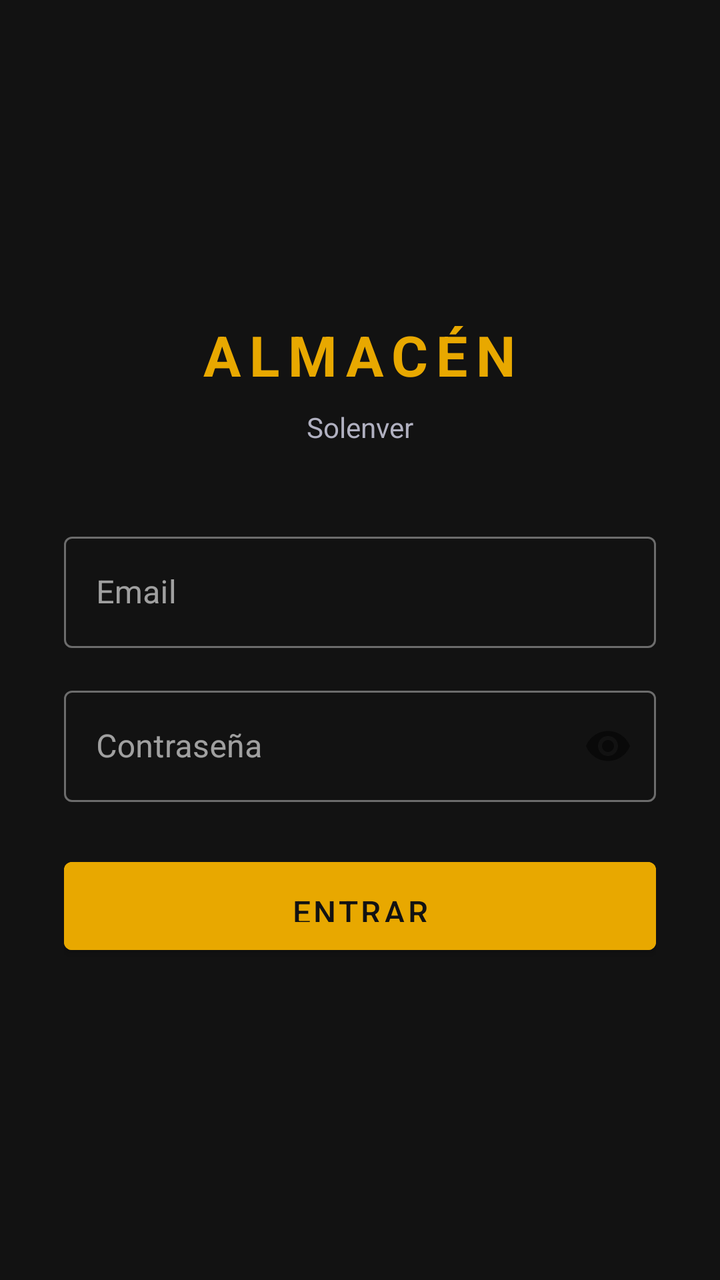
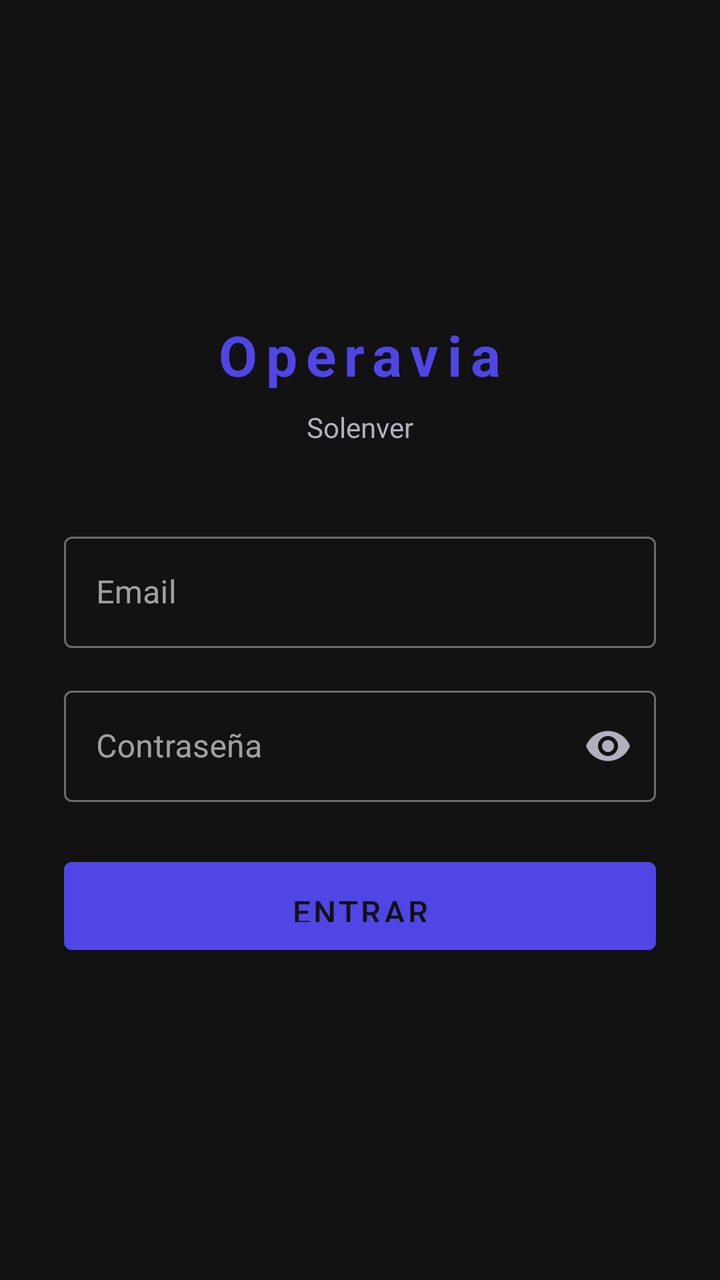

Before-and-after screenshots of an Android layout around one commit, followed by the original layout XML and the change that was made.
<!-- AndroidManifest.xml: application theme Theme.AlmacenPDA -->
<!-- res/layout/activity_login.xml -->
<?xml version="1.0" encoding="utf-8"?>
<LinearLayout xmlns:android="http://schemas.android.com/apk/res/android"
    android:layout_width="match_parent" android:layout_height="match_parent"
    android:background="@color/bg_dark"
    android:gravity="center" android:orientation="vertical" android:padding="32dp">

    <TextView android:layout_width="wrap_content" android:layout_height="wrap_content"
        android:text="ALMACÉN" android:textColor="@color/accent"
        android:textSize="28sp" android:textStyle="bold" android:letterSpacing="0.15"
        android:layout_marginBottom="8dp"/>

    <TextView android:layout_width="wrap_content" android:layout_height="wrap_content"
        android:text="Solenver" android:textColor="@color/text_secondary"
        android:textSize="14sp" android:layout_marginBottom="40dp"/>

    <com.google.android.material.textfield.TextInputLayout
        android:layout_width="match_parent" android:layout_height="wrap_content"
        android:hint="Email"
        style="@style/Widget.MaterialComponents.TextInputLayout.OutlinedBox"
        android:layout_marginBottom="16dp">
        <com.google.android.material.textfield.TextInputEditText
            android:id="@+id/etEmail"
            android:layout_width="match_parent" android:layout_height="wrap_content"
            android:inputType="textEmailAddress"
            android:textColor="@color/text_primary" android:textSize="16sp"/>
    </com.google.android.material.textfield.TextInputLayout>

    <com.google.android.material.textfield.TextInputLayout
        android:layout_width="match_parent" android:layout_height="wrap_content"
        android:hint="Contraseña"
        style="@style/Widget.MaterialComponents.TextInputLayout.OutlinedBox"
        app:passwordToggleEnabled="true"
        android:layout_marginBottom="24dp"
        xmlns:app="http://schemas.android.com/apk/res-auto">
        <com.google.android.material.textfield.TextInputEditText
            android:id="@+id/etPassword"
            android:layout_width="match_parent" android:layout_height="wrap_content"
            android:inputType="textPassword"
            android:textColor="@color/text_primary" android:textSize="16sp"/>
    </com.google.android.material.textfield.TextInputLayout>

    <Button android:id="@+id/btnLogin"
        android:layout_width="match_parent" android:layout_height="56dp"
        android:text="ENTRAR" style="@style/BtnPrimary"/>

    <ProgressBar android:id="@+id/progressBar"
        android:layout_width="wrap_content" android:layout_height="wrap_content"
        android:layout_marginTop="16dp" android:visibility="gone"
        android:indeterminateTint="@color/accent"/>
</LinearLayout>
<!-- resources referenced by this layout -->
<resources>
  <color name="accent">#E8A800</color>
  <color name="bg_dark">#121212</color>
  <color name="text_primary">#FFFFFF</color>
  <color name="text_secondary">#B0B0C0</color>
  <style name="BtnPrimary" parent="Widget.MaterialComponents.Button">
          <item name="android:backgroundTint">@color/accent</item>
          <item name="android:textColor">@color/bg_dark</item>
          <item name="android:textSize">16sp</item>
          <item name="android:paddingTop">14dp</item>
          <item name="android:paddingBottom">14dp</item>
      </style>
  <style name="Theme.AlmacenPDA" parent="Theme.MaterialComponents.DayNight.NoActionBar">
          <item name="colorPrimary">@color/accent</item>
          <item name="colorPrimaryVariant">@color/accent_dark</item>
          <item name="colorOnPrimary">@color/bg_dark</item>
          <item name="colorSurface">@color/bg_surface</item>
          <item name="colorOnSurface">@color/text_primary</item>
          <item name="android:windowBackground">@color/bg_dark</item>
          <item name="android:statusBarColor">@color/bg_surface</item>
          <item name="android:navigationBarColor">@color/bg_surface</item>
          <item name="android:textColorPrimary">@color/text_primary</item>
          <item name="android:textColorSecondary">@color/text_secondary</item>
      </style>
  <color name="accent_dark">#C08800</color>
  <color name="bg_surface">#1E1E2E</color>
</resources>

<!-- the commit's change to res/layout/activity_login.xml (unified diff, before → after) -->
@@ -1,11 +1,12 @@
 <?xml version="1.0" encoding="utf-8"?>
 <LinearLayout xmlns:android="http://schemas.android.com/apk/res/android"
+    xmlns:app="http://schemas.android.com/apk/res-auto"
     android:layout_width="match_parent" android:layout_height="match_parent"
     android:background="@color/bg_dark"
     android:gravity="center" android:orientation="vertical" android:padding="32dp">
 
     <TextView android:layout_width="wrap_content" android:layout_height="wrap_content"
-        android:text="ALMACÉN" android:textColor="@color/accent"
+        android:text="@string/app_name" android:textColor="?attr/colorPrimary"
         android:textSize="28sp" android:textStyle="bold" android:letterSpacing="0.15"
         android:layout_marginBottom="8dp"/>
 
@@ -29,9 +30,9 @@
         android:layout_width="match_parent" android:layout_height="wrap_content"
         android:hint="Contraseña"
         style="@style/Widget.MaterialComponents.TextInputLayout.OutlinedBox"
-        app:passwordToggleEnabled="true"
-        android:layout_marginBottom="24dp"
-        xmlns:app="http://schemas.android.com/apk/res-auto">
+        app:endIconMode="password_toggle"
+        app:endIconTint="@color/text_secondary"
+        android:layout_marginBottom="24dp">
         <com.google.android.material.textfield.TextInputEditText
             android:id="@+id/etPassword"
             android:layout_width="match_parent" android:layout_height="wrap_content"
@@ -46,5 +47,5 @@
     <ProgressBar android:id="@+id/progressBar"
         android:layout_width="wrap_content" android:layout_height="wrap_content"
         android:layout_marginTop="16dp" android:visibility="gone"
-        android:indeterminateTint="@color/accent"/>
+        android:indeterminateTint="?attr/colorPrimary"/>
 </LinearLayout>
<!-- resource entries referenced after the edit -->
@@ -1,19 +1,22 @@
 <!-- resources referenced by this layout -->
 <resources>
-  <color name="accent">#E8A800</color>
   <color name="bg_dark">#121212</color>
   <color name="text_primary">#FFFFFF</color>
   <color name="text_secondary">#B0B0C0</color>
+  <string name="app_name">Operavia</string>
   <style name="BtnPrimary" parent="Widget.MaterialComponents.Button">
-          <item name="android:backgroundTint">@color/accent</item>
+          <item name="android:backgroundTint">?attr/colorPrimary</item>
           <item name="android:textColor">@color/bg_dark</item>
           <item name="android:textSize">16sp</item>
           <item name="android:paddingTop">14dp</item>
           <item name="android:paddingBottom">14dp</item>
       </style>
-  <style name="Theme.AlmacenPDA" parent="Theme.MaterialComponents.DayNight.NoActionBar">
-          <item name="colorPrimary">@color/accent</item>
-          <item name="colorPrimaryVariant">@color/accent_dark</item>
+  <style name="Theme.AlmacenPDA" parent="Theme.AlmacenPDA.Azul" />
+  <style name="Theme.AlmacenPDA.Azul" parent="Base.Theme.AlmacenPDA">
+          <item name="colorPrimary">@color/style_azul</item>
+          <item name="colorPrimaryVariant">@color/style_azul</item>
+      </style>
+  <style name="Base.Theme.AlmacenPDA" parent="Theme.MaterialComponents.DayNight.NoActionBar">
           <item name="colorOnPrimary">@color/bg_dark</item>
           <item name="colorSurface">@color/bg_surface</item>
           <item name="colorOnSurface">@color/text_primary</item>
@@ -22,8 +25,31 @@
           <item name="android:navigationBarColor">@color/bg_surface</item>
           <item name="android:textColorPrimary">@color/text_primary</item>
           <item name="android:textColorSecondary">@color/text_secondary</item>
+  
+          
+          <item name="android:popupMenuStyle">@style/CustomPopupMenu</item>
+          <item name="android:dialogTheme">@style/CustomDialogTheme</item>
+          <item name="alertDialogTheme">@style/CustomDialogTheme</item>
+          <item name="android:dropDownListViewStyle">@style/CustomDropDownListView</item>
       </style>
-  <color name="accent_dark">#C08800</color>
+  <color name="style_azul">#4f46e5</color>
   <color name="bg_surface">#1E1E2E</color>
+  <style name="CustomPopupMenu" parent="Widget.MaterialComponents.PopupMenu">
+          <item name="android:popupBackground">@color/bg_surface</item>
+          <item name="android:textColor">@color/text_primary</item>
+      </style>
+  <style name="CustomDialogTheme" parent="Theme.MaterialComponents.DayNight.Dialog.Alert">
+          <item name="android:windowBackground">@android:color/transparent</item>
+          <item name="colorSurface">@color/bg_surface</item>
+          <item name="colorPrimary">?attr/colorPrimary</item>
+          <item name="colorAccent">?attr/colorPrimary</item>
+          <item name="android:textColorPrimary">@color/text_primary</item>
+          <item name="android:textColorSecondary">@color/text_secondary</item>
+      </style>
+  <style name="CustomDropDownListView" parent="Widget.AppCompat.ListView.DropDown">
+          <item name="android:background">@color/bg_surface</item>
+          <item name="android:divider">@color/divider</item>
+      </style>
+  <color name="divider">#2E2E4E</color>
 </resources>
 
